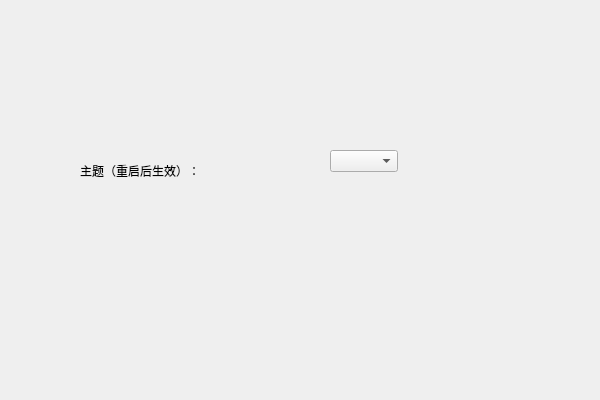
The window that src/widgets/settingswidget.ui (LiuJunyu2006/awesome-equation-assistant) describes before a commit, drawn with Qt 5.
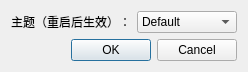
The same window after the commit.

The edit to the form file:
```diff
--- a/src/widgets/settingswidget.ui
+++ b/src/widgets/settingswidget.ui
@@ -6,36 +6,48 @@
    <rect>
     <x>0</x>
     <y>0</y>
-    <width>600</width>
-    <height>400</height>
+    <width>248</width>
+    <height>69</height>
    </rect>
   </property>
   <property name="windowTitle">
    <string>SettingsWidget</string>
   </property>
+  <layout class="QGridLayout" name="gridLayout">
+   <item row="0" column="0">
   <widget class="QLabel" name="label">
-   <property name="geometry">
-    <rect>
-     <x>80</x>
-     <y>110</y>
-     <width>171</width>
-     <height>121</height>
-    </rect>
-   </property>
    <property name="text">
     <string>主题（重启后生效）：</string>
    </property>
   </widget>
-  <widget class="QComboBox" name="comboBox">
-   <property name="geometry">
-    <rect>
-     <x>330</x>
-     <y>150</y>
-     <width>68</width>
-     <height>22</height>
-    </rect>
-   </property>
-  </widget>
+   </item>
+   <item row="0" column="1">
+    <widget class="QComboBox" name="comboBoxTheme">
+     <item>
+      <property name="text">
+       <string>Default</string>
+      </property>
+     </item>
+     <item>
+      <property name="text">
+       <string>Classic</string>
+      </property>
+     </item>
+     <item>
+      <property name="text">
+       <string>Fusion</string>
+      </property>
+     </item>
+    </widget>
+   </item>
+   <item row="1" column="0" colspan="2">
+    <widget class="QDialogButtonBox" name="buttonBox">
+     <property name="standardButtons">
+      <set>QDialogButtonBox::Cancel|QDialogButtonBox::Ok</set>
+     </property>
+    </widget>
+   </item>
+  </layout>
  </widget>
  <layoutdefault spacing="6" margin="11"/>
  <resources/>
```
Lines whose indentation alone changed are shown as unchanged.
